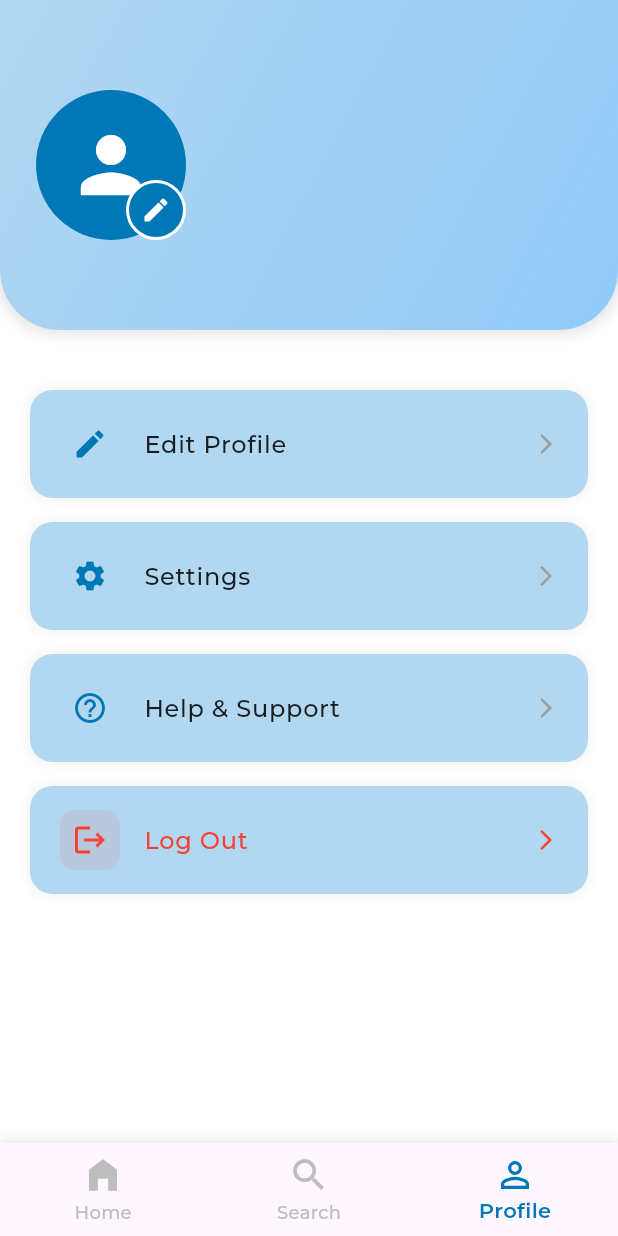
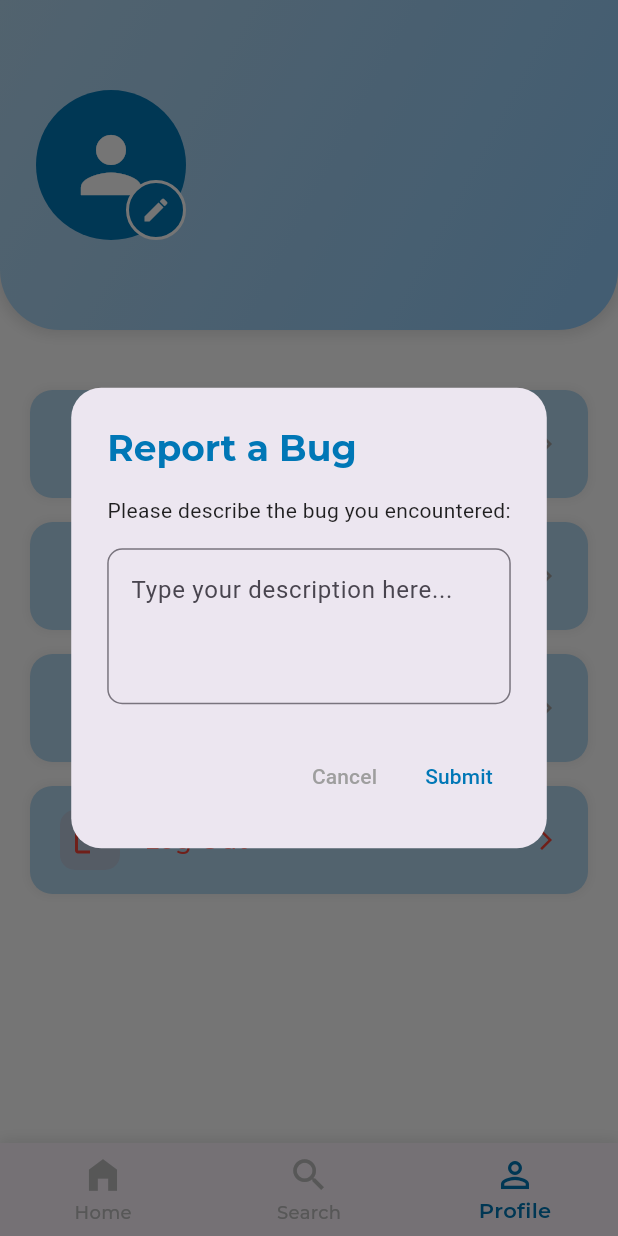
Before and after one commit to Livox91/ComunistSIgn, a Flutter app: the MainDashboard screen opened directly, item 3 of the bottom bar chosen, after a tap on "Help & Support", on a phone screen of 412 x 824 dp. Run offline on Flutter 3.47's test engine with Material 3 defaults, Android fonts, the phone set to English and light mode, and no system bars; our stand-ins replace bloc, cached_network_image, camera, equatable, firebase_auth, firebase_core and 5 more; accounts and stored records are empty; network calls fail.

Commit message:
doodh pee lo

```diff
--- a/lib/presentation/screens/settings_page.dart
+++ b/lib/presentation/screens/settings_page.dart
@@ -116,7 +116,9 @@ class _SettingsPageState extends State<SettingsPage> {
                   _buildActionTile(
                     title: 'Help Center',
                     icon: Icons.help_outline,
-                    onTap: () {},
+                    onTap: () {
+                      _showBugReportDialog();
+                    },
                   ),
                 ],
               ),
--- a/lib/presentation/screens/user_account.dart
+++ b/lib/presentation/screens/user_account.dart
@@ -136,7 +136,7 @@ class _UserAccountPageState extends State<UserAccountPage> {
                     'Help & Support',
                     Icons.help_outline,
                     onTap: () {
-                      // Handle help & support
+                      _showBugReportDialog();
                     },
                   ),
                   SizedBox(height: 16),
@@ -301,6 +301,65 @@ class _UserAccountPageState extends State<UserAccountPage> {
     await sharedpref.saveUser(widget.userProfile!);
   }
 
+  void _showBugReportDialog() {
+    showDialog(
+      context: context,
+      builder: (context) {
+        return AlertDialog(
+          shape: RoundedRectangleBorder(
+            borderRadius: BorderRadius.circular(20),
+          ),
+          title: Text(
+            'Report a Bug',
+            style: GoogleFonts.montserrat(
+              fontWeight: FontWeight.bold,
+              color: Color(0xFF0077B6),
+            ),
+          ),
+          content: Column(
+            mainAxisSize: MainAxisSize.min,
+            children: [
+              Text(
+                'Please describe the bug you encountered:',
+                style: GoogleFonts.roboto(color: Colors.black87),
+              ),
+              SizedBox(height: 15),
+              TextField(
+                maxLines: 3,
+                decoration: InputDecoration(
+                  hintText: 'Type your description here...',
+                  border: OutlineInputBorder(
+                    borderRadius: BorderRadius.circular(10),
+                  ),
+                  focusedBorder: OutlineInputBorder(
+                    borderRadius: BorderRadius.circular(10),
+                    borderSide: BorderSide(color: Color(0xFF0077B6)),
+                  ),
+                ),
+              ),
+            ],
+          ),
+          actions: [
+            TextButton(
+              onPressed: () => Navigator.pop(context),
+              child: Text(
+                'Cancel',
+                style: TextStyle(color: Colors.grey),
+              ),
+            ),
+            TextButton(
+              onPressed: () => Navigator.pop(context),
+              child: Text(
+                'Submit',
+                style: TextStyle(color: Color(0xFF0077B6)),
+              ),
+            ),
+          ],
+        );
+      },
+    );
+  }
+
   void _showLogoutDialog(BuildContext context) {
     final authBloc = BlocProvider.of<UserAuthBloc>(context);
     showDialog(
```
Also changed, not shown: lib/presentation/screens/main_dashboard.dart (+60 -1 lines), 5 other files.
